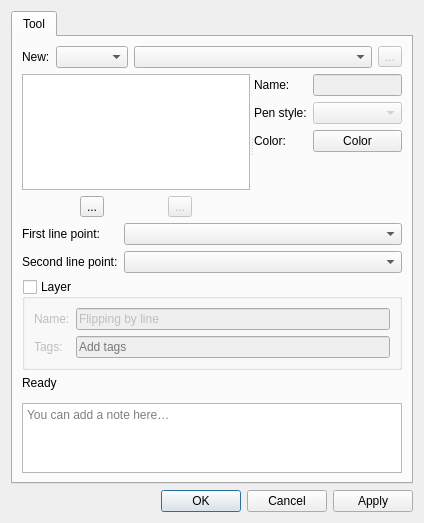
Old version of the form src/libs/vtools/dialogs/tools/dialogflippingbyline.ui in the repository equinox-patterns/Ostara.
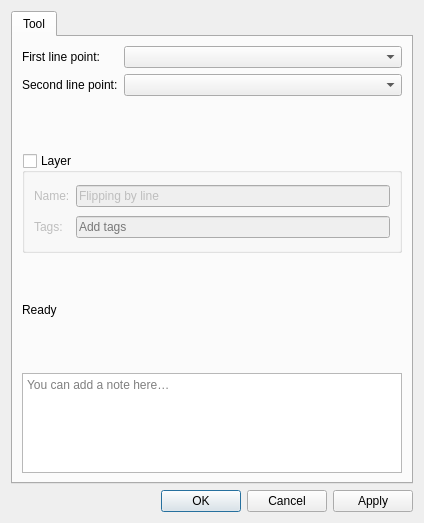
New version of the form. Icons and pictures are not drawn. Custom widgets are drawn as their Qt base class.

```diff
--- a/src/libs/vtools/dialogs/tools/dialogflippingbyline.ui
+++ b/src/libs/vtools/dialogs/tools/dialogflippingbyline.ui
@@ -28,179 +28,6 @@
        <string>Tool</string>
       </attribute>
       <layout class="QVBoxLayout" name="verticalLayout_4">
-       <item>
-        <layout class="QHBoxLayout" name="horizontalLayout_5">
-         <item>
-          <widget class="QLabel" name="label_8">
-<property name="visible">
-           <bool>false</bool>
-           </property>
-           <property name="sizePolicy">
-            <sizepolicy hsizetype="Preferred" vsizetype="Preferred">
-             <horstretch>0</horstretch>
-             <verstretch>0</verstretch>
-            </sizepolicy>
-           </property>
-           <property name="text">
-            <string>New:</string>
-           </property>
-          </widget>
-         </item>
-         <item>
-          <widget class="QComboBox" name="comboBoxObjectType">
-<property name="visible">
-           <bool>false</bool>
-           </property>
-           <property name="sizePolicy">
-            <sizepolicy hsizetype="Preferred" vsizetype="Fixed">
-             <horstretch>0</horstretch>
-             <verstretch>0</verstretch>
-            </sizepolicy>
-           </property>
-          </widget>
-         </item>
-         <item>
-          <widget class="QComboBox" name="comboBoxNewObject">
-<property name="visible">
-           <bool>false</bool>
-           </property>
-           <property name="sizePolicy">
-            <sizepolicy hsizetype="Expanding" vsizetype="Fixed">
-             <horstretch>0</horstretch>
-             <verstretch>0</verstretch>
-            </sizepolicy>
-           </property>
-          </widget>
-         </item>
-         <item>
-          <widget class="QToolButton" name="toolButtonNewObject">
-<property name="visible">
-           <bool>false</bool>
-           </property>
-           <property name="enabled">
-            <bool>false</bool>
-           </property>
-           <property name="text">
-            <string notr="true">...</string>
-           </property>
-           <property name="icon">
-            <iconset theme="list-add"/>
-           </property>
-          </widget>
-         </item>
-        </layout>
-       </item>
-       <item>
-        <widget class="QSplitter" name="splitter">
-         <property name="orientation">
-          <enum>Qt::Orientation::Horizontal</enum>
-         </property>
-         <widget class="QWidget" name="layoutWidget">
-          <layout class="QVBoxLayout" name="verticalLayout">
-           <item>
-            <widget class="QListWidget" name="listWidget"/>
-           </item>
-           <item>
-            <layout class="QHBoxLayout" name="horizontalLayout">
-             <item>
-              <widget class="QToolButton" name="toolButtonBulkRename">
-               <property name="text">
-                <string notr="true">...</string>
-               </property>
-               <property name="icon">
-                <iconset theme="edit-rename"/>
-               </property>
-              </widget>
-             </item>
-             <item>
-              <widget class="QToolButton" name="toolButtonRemoveObject">
-<property name="visible">
-               <bool>false</bool>
-               </property>
-               <property name="enabled">
-                <bool>false</bool>
-               </property>
-               <property name="text">
-                <string notr="true">...</string>
-               </property>
-               <property name="icon">
-                <iconset theme="edit-delete"/>
-               </property>
-              </widget>
-             </item>
-            </layout>
-           </item>
-          </layout>
-         </widget>
-         <widget class="QWidget" name="formLayoutWidget">
-          <layout class="QFormLayout" name="formLayout_2">
-           <item row="0" column="0">
-            <widget class="QLabel" name="labelName">
-             <property name="text">
-              <string>Name:</string>
-             </property>
-            </widget>
-           </item>
-           <item row="0" column="1">
-            <widget class="QLineEdit" name="lineEditName">
-             <property name="enabled">
-              <bool>false</bool>
-             </property>
-            </widget>
-           </item>
-           <item row="1" column="0">
-            <widget class="QLabel" name="label_7">
-             <property name="text">
-              <string>Pen style:</string>
-             </property>
-            </widget>
-           </item>
-           <item row="1" column="1">
-            <widget class="QComboBox" name="comboBoxPenStyle">
-             <property name="enabled">
-              <bool>false</bool>
-             </property>
-             <property name="minimumSize">
-              <size>
-               <width>80</width>
-               <height>0</height>
-              </size>
-             </property>
-             <property name="maximumSize">
-              <size>
-               <width>110</width>
-               <height>16777215</height>
-              </size>
-             </property>
-             <property name="sizeAdjustPolicy">
-              <enum>QComboBox::SizeAdjustPolicy::AdjustToContents</enum>
-             </property>
-             <property name="iconSize">
-              <size>
-               <width>80</width>
-               <height>14</height>
-              </size>
-             </property>
-            </widget>
-           </item>
-           <item row="2" column="0">
-            <widget class="QLabel" name="label_6">
-             <property name="text">
-              <string>Color:</string>
-             </property>
-            </widget>
-           </item>
-           <item row="2" column="1">
-            <widget class="VPE::QtColorPicker" name="pushButtonColor">
-             <property name="text">
-              <string notr="true">Color</string>
-             </property>
-            </widget>
-           </item>
-          </layout>
-         </widget>
-        </widget>
-       </item>
        <item>
         <layout class="QFormLayout" name="formLayout">
          <item row="0" column="0">
```
